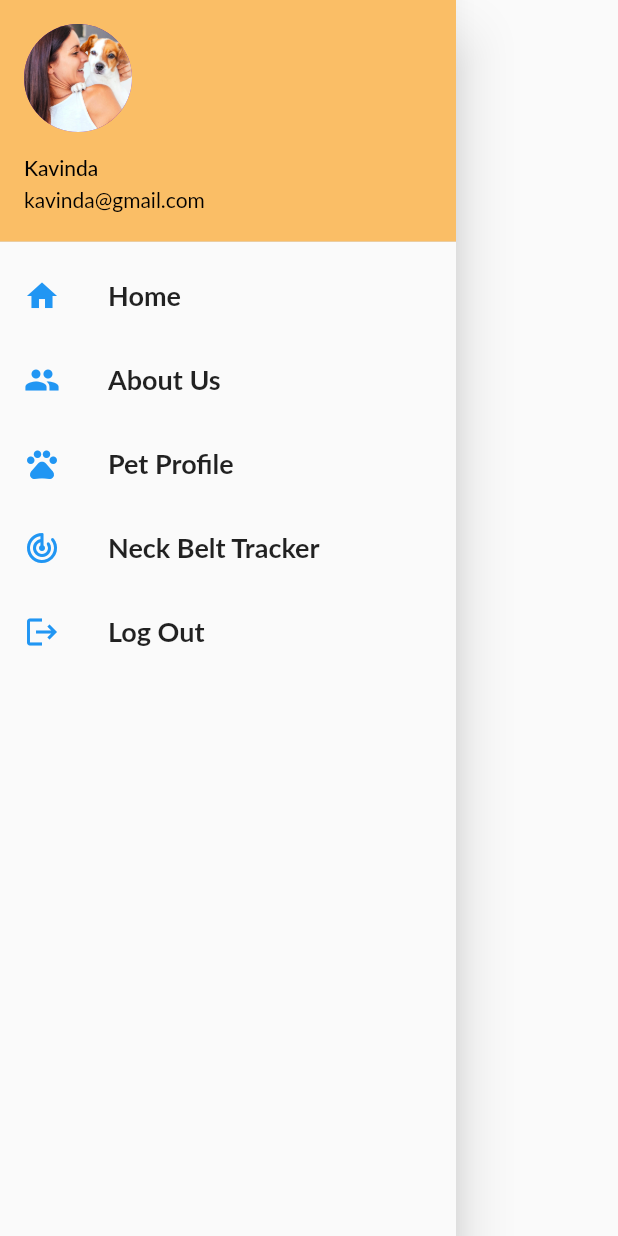
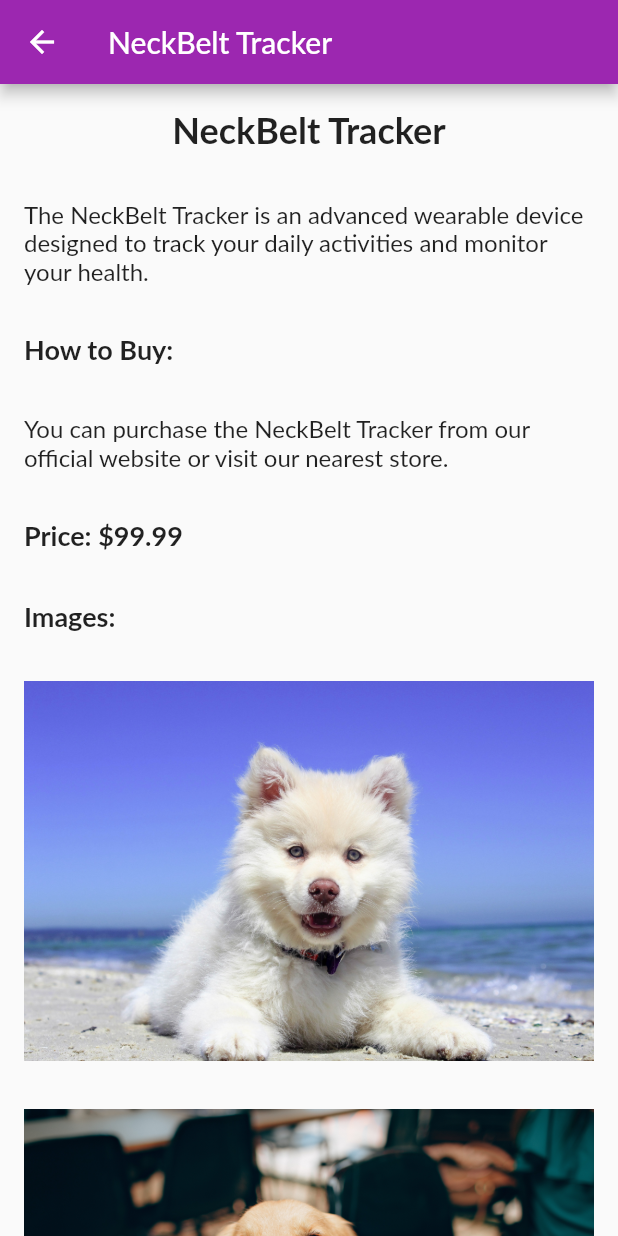
Before and after one commit to KJBotheju/pet, a Flutter app: the AppDrawer widget shown alone on an empty page, opened directly, after a tap on "Neck Belt Tracker", on a phone screen of 412 x 824 dp. Run offline on Flutter 3.47's test engine with Material 2 defaults, Android fonts, the phone set to English and light mode, and no system bars; our stand-ins replace carousel_slider, geolocator, google_maps_flutter, image_picker, shared_preferences and 1 more; missing offline and left inert: dart:ffi, flutter_google_places, google_api_headers, google_maps_webservice; accounts and stored records are empty; Roboto replaces fonts that are missing (Lato).

Commit message:
update neckbelt tracker page

```diff
--- /dev/null
+++ b/lib/screens/neckbelt.dart
@@ -0,0 +1,95 @@
+import 'package:flutter/material.dart';
+
+class NeckBeltPage extends StatefulWidget {
+  @override
+  _NeckBeltPageState createState() => _NeckBeltPageState();
+}
+
+class _NeckBeltPageState extends State<NeckBeltPage> {
+  @override
+  Widget build(BuildContext context) {
+    return Scaffold(
+      appBar: AppBar(
+        title: Text('NeckBelt Tracker'),
+      ),
+      body: ListView(
+        children: [
+          Padding(
+            padding: EdgeInsets.all(16.0),
+            child: Center(
+              child: Text(
+                'NeckBelt Tracker',
+                style: TextStyle(
+                  fontSize: 24,
+                  fontWeight: FontWeight.bold,
+                ),
+              ),
+            ),
+          ),
+          Padding(
+            padding: EdgeInsets.all(16.0),
+            child: Text(
+              'The NeckBelt Tracker is an advanced wearable device designed to track your daily activities and monitor your health.',
+              style: TextStyle(
+                fontSize: 16,
+              ),
+            ),
+          ),
+          Padding(
+            padding: EdgeInsets.all(16.0),
+            child: Text(
+              'How to Buy:',
+              style: TextStyle(
+                fontSize: 18,
+                fontWeight: FontWeight.bold,
+              ),
+            ),
+          ),
+          Padding(
+            padding: EdgeInsets.all(16.0),
+            child: Text(
+              'You can purchase the NeckBelt Tracker from our official website or visit our nearest store.',
+              style: TextStyle(
+                fontSize: 16,
+              ),
+            ),
+          ),
+          Padding(
+            padding: EdgeInsets.all(16.0),
+            child: Text(
+              'Price: \$99.99',
+              style: TextStyle(
+                fontSize: 18,
+                fontWeight: FontWeight.bold,
+              ),
+            ),
+          ),
+          Padding(
+            padding: EdgeInsets.all(16.0),
+            child: Text(
+              'Images:',
+              style: TextStyle(
+                fontSize: 18,
+                fontWeight: FontWeight.bold,
+              ),
+            ),
+          ),
+          Padding(
+            padding: EdgeInsets.all(16.0),
+            child: Image.asset(
+              'assets/images/dog0.jpg', // Replace with the actual image file path
+              width: 200,
+            ),
+          ),
+          Padding(
+            padding: EdgeInsets.all(16.0),
+            child: Image.asset(
+              'assets/images/dog1.jpg', // Replace with the actual image file path
+              width: 200,
+            ),
+          ),
+        ],
+      ),
+    );
+  }
+}
--- a/lib/widgets/appDrawer.dart
+++ b/lib/widgets/appDrawer.dart
@@ -8,7 +8,7 @@ import 'package:provider/provider.dart';
 import '../providers/auth.dart';
 import '../screens/aboutus_screen.dart';
 import '../screens/petprofile_screen.dart';
-import 'package:url_launcher/url_launcher.dart';
+import '../screens/neckbelt.dart';
 
 class AppDrawer extends StatelessWidget {
   const AppDrawer({
@@ -80,9 +80,12 @@ class AppDrawer extends StatelessWidget {
           ),
           MenuList(
             press: () {
-              const url =
-                  'https://www.google.com'; // Replace with your desired URL
-              launch(url);
+              Navigator.push(
+                context,
+                MaterialPageRoute(
+                  builder: (context) => NeckBeltPage(),
+                ),
+              );
             },
             title: 'Neck Belt Tracker',
             icon: Icons.track_changes_rounded,
```
